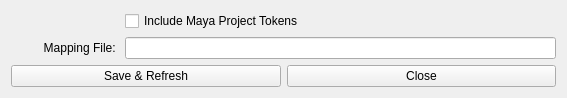
Autodesk/maya-usd, file lib/usd/ui/assetResolver/USDAssetResolverSettingsWidget.ui: the form before one commit.
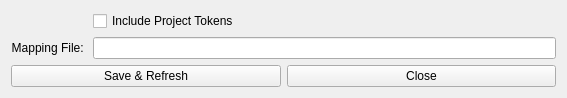
The form after the commit.

Patch:
```diff
--- a/lib/usd/ui/assetResolver/USDAssetResolverSettingsWidget.ui
+++ b/lib/usd/ui/assetResolver/USDAssetResolverSettingsWidget.ui
@@ -13,7 +13,7 @@
   <property name="windowTitle">
    <string>USD Asset Resolver Settings</string>
   </property>
-  <layout class="QGridLayout" name="mainLayout" columnstretch="1,4">
+  <layout class="QGridLayout" name="mainLayout" columnstretch="0,4">
    <item row="1" column="1">
     <widget class="QLineEdit" name="mappingFilePath"/>
    </item>
@@ -30,7 +30,7 @@
    <item row="0" column="1">
     <widget class="QCheckBox" name="includeProjectTokens">
      <property name="text">
-      <string>Include Maya Project Tokens</string>
+      <string>Include Project Tokens</string>
      </property>
     </widget>
    </item>
```
Left out of the diff: 2 changed lines with no effect on the pictures.
